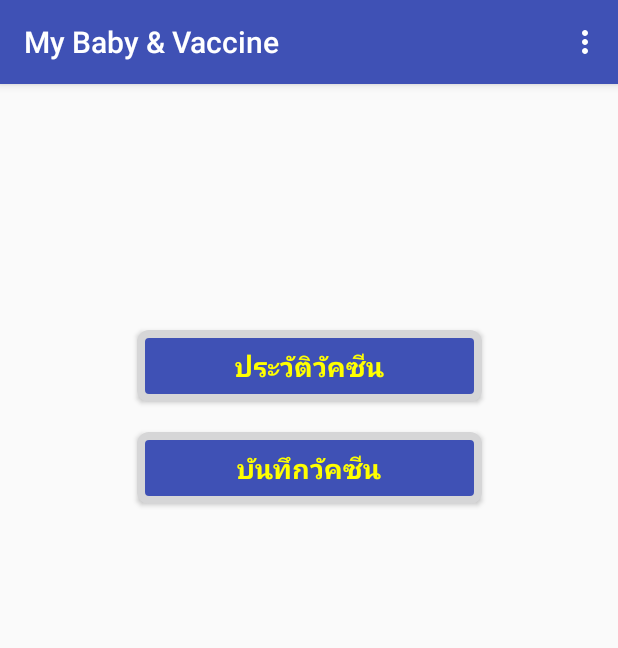
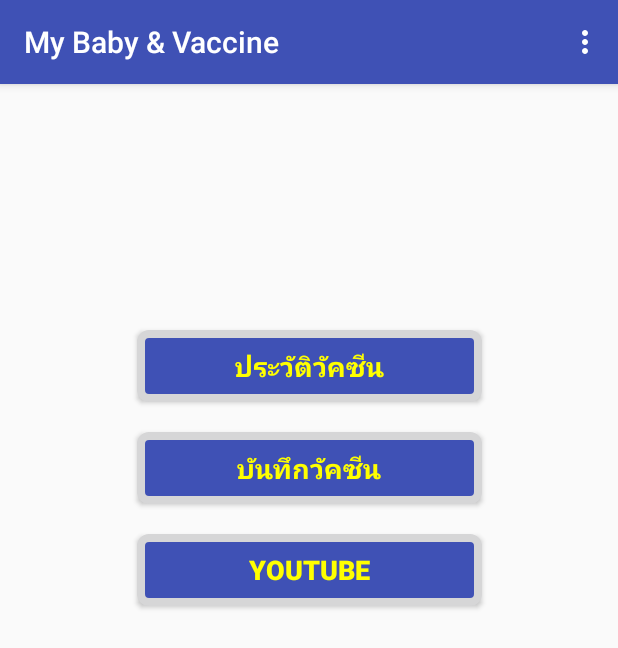
Before and after one commit to swasdee01/epiApp, an Android app: the ProfileActivity screen opened directly, with no data from a screen before it, on a phone screen of 412 x 824 dp. Shown: the top 648 px of the screen. Run offline under Robolectric (Android 15) with nearby library versions, the phone set to English and light mode, and no system bars; libraries missing offline, so code that uses them is left out: com.koushikdutta.async, com.koushikdutta.ion; pictures from the network do not load; 1 statement that could not run was skipped.

Commit message:
Add Youtube

```diff
--- a/app/build.gradle
+++ b/app/build.gradle
@@ -43,6 +43,7 @@ dependencies {
     implementation "com.google.android.gms:play-services-maps:16.0.0"
     implementation "com.google.android.gms:play-services-location:16.0.0"
 
+    implementation files("libs/YouTubeAndroidPlayerApi.jar")
 
 }
 repositories {
--- a/app/src/debug/res/values/google_maps_api.xml
+++ b/app/src/debug/res/values/google_maps_api.xml
@@ -1,6 +1,6 @@
 <resources>
     <!--
-    TODO: Before you run your application, you need a Google Maps API key.
+
 
     To get one, follow this link, follow the directions and press "Create" at the end:
 
--- a/app/src/main/AndroidManifest.xml
+++ b/app/src/main/AndroidManifest.xml
@@ -16,7 +16,7 @@
     <uses-permission android:name="android.permission.RECEIVE_BOOT_COMPLETED" />
     <uses-permission android:name="android.permission.ACCESS_FINE_LOCATION" />
     <uses-permission android:name="android.permission.ACCESS_WIFI_STATE" />
-    <uses-permission android:name="android.permission.WAKE_LOCK"/>
+    <uses-permission android:name="android.permission.WAKE_LOCK" />
 
     <uses-feature
         android:glEsVersion="0x00020000"
@@ -126,6 +126,10 @@
         <activity
             android:name=".MapsActivity"
             android:label="@string/app_name"
+            android:theme="@style/AppTheme.NoActionBar" />
+        <activity
+            android:name=".Youtube"
+            android:label="@string/title_activity_youtube"
             android:theme="@style/AppTheme.NoActionBar"></activity>
     </application>
 
--- a/app/src/main/java/com/example/kps/myapplication1/MapsActivity.java
+++ b/app/src/main/java/com/example/kps/myapplication1/MapsActivity.java
@@ -79,7 +79,7 @@ public class MapsActivity extends AppCompatActivity implements OnMapReadyCallbac
             mMap.animateCamera(CameraUpdateFactory.newCameraPosition(cameraPosition));
 
         }
-        mMap.setMyLocationEnabled(true);
+//        mMap.setMyLocationEnabled(true);      // It work but not used
         addCircle(location);
     }
 
--- a/app/src/main/java/com/example/kps/myapplication1/ProfileActivity.java
+++ b/app/src/main/java/com/example/kps/myapplication1/ProfileActivity.java
@@ -6,6 +6,7 @@ import android.content.Intent;
 import android.content.SharedPreferences;
 import android.graphics.Color;
 import android.graphics.Typeface;
+import android.net.Uri;
 import android.os.Bundle;
 import android.os.Handler;
 import android.support.v7.app.AppCompatActivity;
@@ -16,8 +17,11 @@ import android.view.View;
 import android.view.Window;
 import android.widget.Button;
 import android.widget.LinearLayout;
+import android.widget.MediaController;
 import android.widget.TextView;
 import android.widget.Toast;
+import android.widget.VideoView;
+
 import com.koushikdutta.async.future.FutureCallback;
 import com.koushikdutta.ion.Ion;
 
@@ -32,7 +36,15 @@ public class ProfileActivity extends AppCompatActivity {
         setContentView(R.layout.activity_profile);
         Toolbar toolbar = (Toolbar) findViewById(R.id.toolbar);
         setSupportActionBar(toolbar);
-
+/*  //  It work but not used
+        VideoView vd = (VideoView) findViewById(R.id.videoView1);
+        Uri uri = Uri.parse("android.resource://"+getPackageName()+"/"+R.raw.em3);
+        MediaController mc = new MediaController(this);
+        vd.setMediaController(mc);
+        vd.setVideoURI(uri);
+        vd.requestFocus();
+        vd.start();
+*/
         sp = getSharedPreferences("getSP", Context.MODE_PRIVATE);
         String spvacc = sp.getString("pvacc", "0");
         final String cid = g.getCid();
@@ -42,6 +54,16 @@ public class ProfileActivity extends AppCompatActivity {
         final TextView tv4 = (TextView) findViewById(R.id.textView6);
         Button histVaccine = (Button) findViewById(R.id.button4);
         Button newVaccine = (Button) findViewById(R.id.button5);
+
+        Button youtube = (Button) findViewById(R.id.button6);
+
+        youtube.setOnClickListener(new View.OnClickListener() {
+            @Override
+            public void onClick(View view) {
+                Intent i = new Intent(getApplicationContext(),Youtube.class);
+                startActivity(i);
+            }
+        });
 
         Ion.with(ProfileActivity.this)
                 .load(g.getUrl()+"profile.php")
@@ -118,7 +140,6 @@ public class ProfileActivity extends AppCompatActivity {
                 startActivity(i);
             }
         });
-
     }
 
     @Override
--- a/app/src/main/res/layout/content_profile.xml
+++ b/app/src/main/res/layout/content_profile.xml
@@ -95,5 +95,28 @@
             app:layout_constraintStart_toStartOf="parent"
             app:layout_constraintTop_toBottomOf="@+id/button4" />
 
+        <!--    It work but not used
+        <VideoView
+            android:id="@+id/videoView1"
+            android:layout_width="wrap_content"
+            android:layout_height="wrap_content"
+            app:layout_constraintTop_toBottomOf="@+id/button5" />
+-->
+
+        <Button
+            android:id="@+id/button6"
+            android:layout_width="230dp"
+            android:layout_height="wrap_content"
+            android:layout_marginTop="20dp"
+            android:background="@drawable/forbutton"
+            android:text="Youtube"
+            android:textColor="@color/colorYellow"
+            android:textSize="18sp"
+            android:textStyle="bold"
+            app:layout_constraintEnd_toEndOf="parent"
+            app:layout_constraintHorizontal_bias="0.5"
+            app:layout_constraintStart_toStartOf="parent"
+            app:layout_constraintTop_toBottomOf="@+id/button5" />
+
     </android.support.constraint.ConstraintLayout>
 </ScrollView>
--- a/app/src/main/res/values/strings.xml
+++ b/app/src/main/res/values/strings.xml
@@ -6,4 +6,5 @@
     <string name="title_activity_maps">Map</string>
     <string name="action_setting">action_setting</string>
     <string name="device_type">phone</string>
+    <string name="title_activity_youtube">Youtube</string>
 </resources>
```
Also changed, not shown: app/src/main/java/com/example/kps/myapplication1/Config.java (added, +9 -0 lines), app/src/main/java/com/example/kps/myapplication1/NewVaccine.java (+4 -11 lines), app/src/main/java/com/example/kps/myapplication1/Youtube.java (added, +179 -0 lines), app/src/main/res/layout/activity_youtube.xml (added, +25 -0 lines), app/src/main/res/layout/content_youtube.xml (added, +16 -0 lines), 1 other file.
